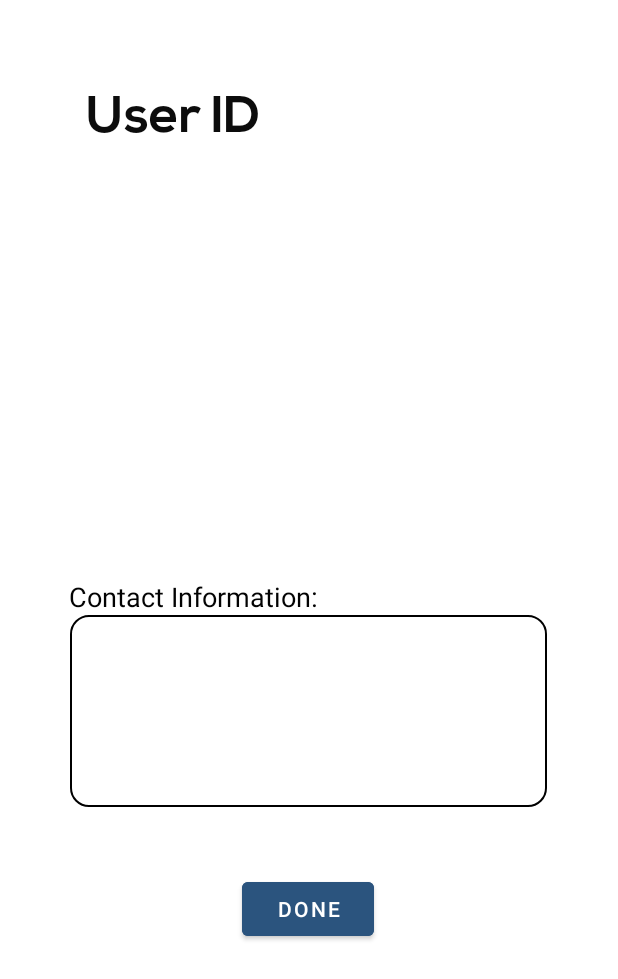
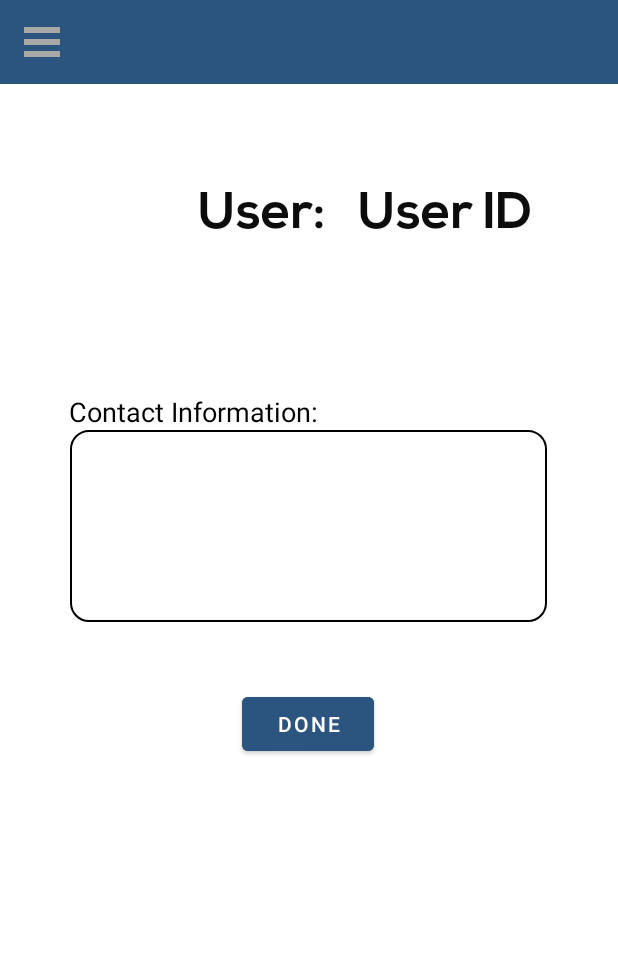
Before and after one commit to CMPUT301W21T06/CrowdFly, an Android app: the layout activity_user_profile.xml on its own in the app's theme, with its tools: preview values and no code run, on a phone screen of 412 x 824 dp. Shown: the top 979 px of the screen. Run offline under Robolectric (Android 15) with nearby library versions, the phone set to English and light mode, and no system bars.

Commit message:
refactor: hamburger menu containing the correct information with proper path connection. Still need to implement for all other activities and add experiement portion of the burger menu.

```diff
--- /dev/null
+++ b/code/app/src/main/res/drawable/ic_baseline_experiment_24.xml
@@ -0,0 +1,5 @@
+<vector android:height="24dp" android:tint="#2B3856"
+    android:viewportHeight="24" android:viewportWidth="24"
+    android:width="24dp" xmlns:android="http://schemas.android.com/apk/res/android">
+    <path android:fillColor="@android:color/white" android:pathData="M19,3L5,3c-1.1,0 -2,0.9 -2,2v14c0,1.1 0.9,2 2,2h14c1.1,0 2,-0.9 2,-2L21,5c0,-1.1 -0.9,-2 -2,-2zM9,17L7,17v-7h2v7zM13,17h-2L11,7h2v10zM17,17h-2v-4h2v4z"/>
+</vector>
--- /dev/null
+++ b/code/app/src/main/res/drawable/ic_baseline_home_24.xml
@@ -0,0 +1,5 @@
+<vector android:height="24dp" android:tint="#2B3856"
+    android:viewportHeight="24" android:viewportWidth="24"
+    android:width="24dp" xmlns:android="http://schemas.android.com/apk/res/android">
+    <path android:fillColor="@android:color/white" android:pathData="M10,20v-6h4v6h5v-8h3L12,3 2,12h3v8z"/>
+</vector>
--- /dev/null
+++ b/code/app/src/main/res/drawable/ic_baseline_person_24.xml
@@ -0,0 +1,5 @@
+<vector android:height="24dp" android:tint="#2B3856"
+    android:viewportHeight="24" android:viewportWidth="24"
+    android:width="24dp" xmlns:android="http://schemas.android.com/apk/res/android">
+    <path android:fillColor="@android:color/white" android:pathData="M12,12c2.21,0 4,-1.79 4,-4s-1.79,-4 -4,-4 -4,1.79 -4,4 1.79,4 4,4zM12,14c-2.67,0 -8,1.34 -8,4v2h16v-2c0,-2.66 -5.33,-4 -8,-4z"/>
+</vector>
--- /dev/null
+++ b/code/app/src/main/res/drawable/ic_baseline_subscribed_24.xml
@@ -0,0 +1,5 @@
+<vector android:height="24dp" android:tint="#2B3856"
+    android:viewportHeight="24" android:viewportWidth="24"
+    android:width="24dp" xmlns:android="http://schemas.android.com/apk/res/android">
+    <path android:fillColor="@android:color/white" android:pathData="M19,3h-4.18C14.4,1.84 13.3,1 12,1c-1.3,0 -2.4,0.84 -2.82,2L5,3c-1.1,0 -2,0.9 -2,2v14c0,1.1 0.9,2 2,2h14c1.1,0 2,-0.9 2,-2L21,5c0,-1.1 -0.9,-2 -2,-2zM12,3c0.55,0 1,0.45 1,1s-0.45,1 -1,1 -1,-0.45 -1,-1 0.45,-1 1,-1zM10,17l-4,-4 1.41,-1.41L10,14.17l6.59,-6.59L18,9l-8,8z"/>
+</vector>
--- a/code/app/src/main/res/layout/activity_user_profile.xml
+++ b/code/app/src/main/res/layout/activity_user_profile.xml
@@ -1,7 +1,12 @@
 <?xml version="1.0" encoding="utf-8"?>
-<ScrollView xmlns:android="http://schemas.android.com/apk/res/android"
+<androidx.drawerlayout.widget.DrawerLayout xmlns:android="http://schemas.android.com/apk/res/android"
     xmlns:app="http://schemas.android.com/apk/res-auto"
     xmlns:tools="http://schemas.android.com/tools"
+    android:layout_width="match_parent"
+    android:layout_height="match_parent"
+    android:id="@+id/drawer_profile">
+
+    <ScrollView
         android:layout_width="match_parent"
         android:layout_height="match_parent">
         <androidx.constraintlayout.widget.ConstraintLayout
@@ -9,17 +14,43 @@
             android:layout_height="match_parent"
             tools:context=".Views.UserProfileActivity">
 
+            <androidx.appcompat.widget.Toolbar
+                android:id="@+id/toolbar_profile"
+                android:layout_width="0dp"
+                android:layout_height="wrap_content"
+                android:background="@color/bluejay"
+                android:theme="?attr/actionBarTheme"
+                android:minHeight="?attr/actionBarSize"
+                app:layout_constraintEnd_toEndOf="parent"
+                app:layout_constraintStart_toStartOf="parent"
+                app:layout_constraintTop_toTopOf="parent"
+                app:navigationIcon="@drawable/menu"/>
+
             <TextView
-            android:id="@+id/userID"
-            android:layout_width="297dp"
-            android:layout_height="41dp"
-            android:layout_marginTop="56dp"
-            android:text="User ID"
+                android:id="@+id/userIDTitle"
+                android:layout_width="97dp"
+                android:layout_height="50dp"
+                android:layout_marginTop="120dp"
                 android:fontFamily="@font/nexa_bold"
+                android:text="User:"
                 android:textColor="#0C0C0C"
                 android:textSize="34sp"
                 app:layout_constraintEnd_toEndOf="parent"
-            app:layout_constraintHorizontal_bias="0.498"
+                app:layout_constraintHorizontal_bias="0.42"
+                app:layout_constraintStart_toStartOf="parent"
+                app:layout_constraintTop_toTopOf="parent" />
+
+            <TextView
+                android:id="@+id/userID"
+                android:layout_width="143dp"
+                android:layout_height="50dp"
+                android:layout_marginTop="120dp"
+                android:fontFamily="@font/nexa_bold"
+                android:text="User ID"
+                android:textColor="#0C0C0C"
+                android:textSize="34sp"
+                app:layout_constraintEnd_toEndOf="parent"
+                app:layout_constraintHorizontal_bias="0.888"
                 app:layout_constraintStart_toStartOf="parent"
                 app:layout_constraintTop_toTopOf="parent" />
 
@@ -52,29 +83,31 @@
                 app:layout_constraintStart_toStartOf="parent"
                 app:layout_constraintTop_toBottomOf="@+id/userInfo" />
 
-        <ImageView
-            android:id="@+id/profilePic"
-            android:layout_width="200dp"
-            android:layout_height="200dp"
-            android:layout_marginTop="44dp"
-            app:layout_constraintEnd_toEndOf="parent"
-            app:layout_constraintHorizontal_bias="0.498"
-            app:layout_constraintStart_toStartOf="parent"
-            app:layout_constraintTop_toBottomOf="@+id/userID"
-            tools:srcCompat="@drawable/circle" />
 
             <TextView
                 android:id="@+id/CItitle"
                 android:layout_width="wrap_content"
                 android:layout_height="wrap_content"
-            android:layout_marginTop="44dp"
+                android:layout_marginTop="92dp"
                 android:text="@string/Contact"
                 android:textColor="#020202"
                 android:textSize="18sp"
                 app:layout_constraintEnd_toEndOf="parent"
                 app:layout_constraintHorizontal_bias="0.186"
                 app:layout_constraintStart_toStartOf="parent"
-            app:layout_constraintTop_toBottomOf="@+id/profilePic" />
+                app:layout_constraintTop_toBottomOf="@+id/userIDTitle" />
 
         </androidx.constraintlayout.widget.ConstraintLayout>
+
     </ScrollView>
+
+    <com.google.android.material.navigation.NavigationView
+        android:id="@+id/nav_view_profile"
+        android:layout_width="wrap_content"
+        android:layout_height="match_parent"
+        app:headerLayout="@layout/nav_header"
+        app:menu="@menu/nav_drawer_menu"
+        android:layout_gravity="start"
+        />
+
+</androidx.drawerlayout.widget.DrawerLayout>
--- a/code/app/src/main/res/menu/nav_drawer_menu.xml
+++ b/code/app/src/main/res/menu/nav_drawer_menu.xml
@@ -1,16 +1,21 @@
 <?xml version="1.0" encoding="utf-8"?>
 <menu xmlns:android="http://schemas.android.com/apk/res/android">
-    <item
-        android:id = "@+id/mItem1"
-        android:title="Item 1"/>
 
     <item
-        android:id = "@+id/mItem2"
-        android:title="Item 2"/>
+        android:id = "@+id/hamHome"
+        android:title="Home"
+        android:icon="@drawable/ic_baseline_home_24"/>
 
     <item
-        android:id = "@+id/mItem3"
-        android:title="Item 3"/>
+        android:id = "@+id/hamAccount"
+        android:title="My Account"
+        android:icon="@drawable/ic_baseline_person_24"
+        />
+
+    <item
+        android:id = "@+id/hamExperiment"
+        android:title="My Experiments"
+        android:icon="@drawable/ic_baseline_experiment_24"/>
 
 
 
--- a/code/app/src/main/res/values/strings.xml
+++ b/code/app/src/main/res/values/strings.xml
@@ -5,6 +5,7 @@
     This string is used for square devices and overridden by hello_world in
     values-round/strings.xml for round devices.
     -->
+    <string name="username"><b>User ID: </b></string>
     <string name="hello_world">Hello Square World!</string>
     <string name="accessReplies"><u>Link to all replies</u></string>
     <string name="signup_prompt">New user? Click me!</string>
```
Also changed, not shown: code/app/src/main/java/com/cmput301w21t06/crowdfly/Views/MainActivity.java (+29 -1 lines), code/app/src/main/java/com/cmput301w21t06/crowdfly/Views/UserProfileActivity.java (+44 -4 lines), code/app/src/main/res/layout/nav_header.xml (+13 -9 lines), 1 other file. Lines whose indentation alone changed are shown as unchanged.
